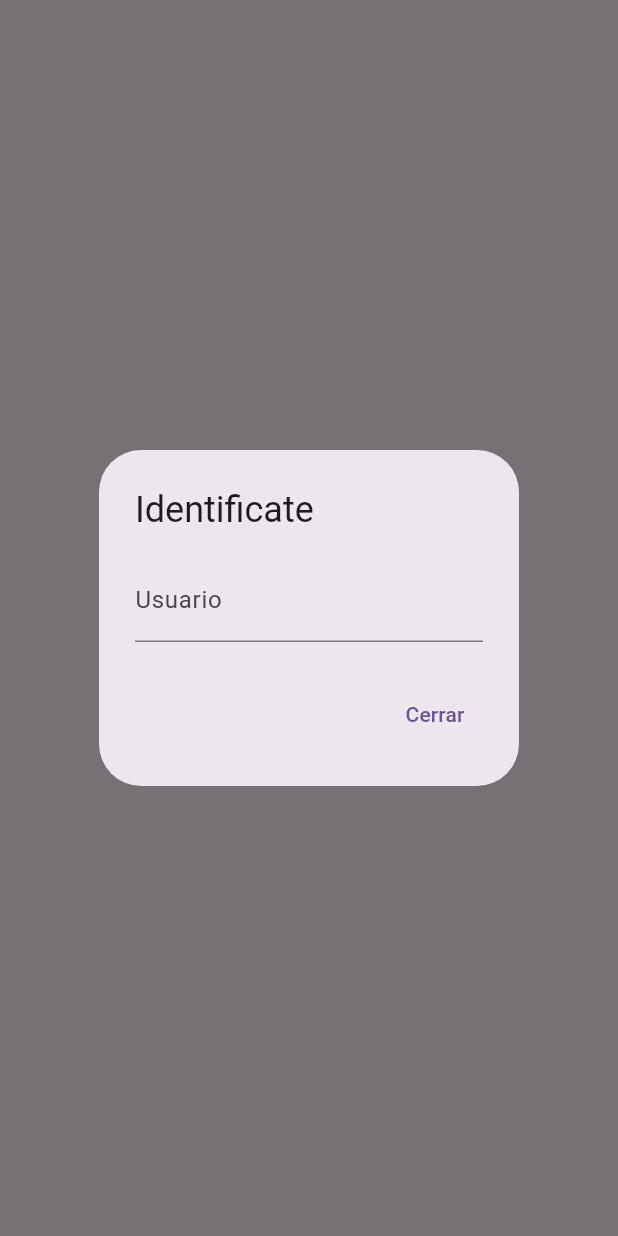
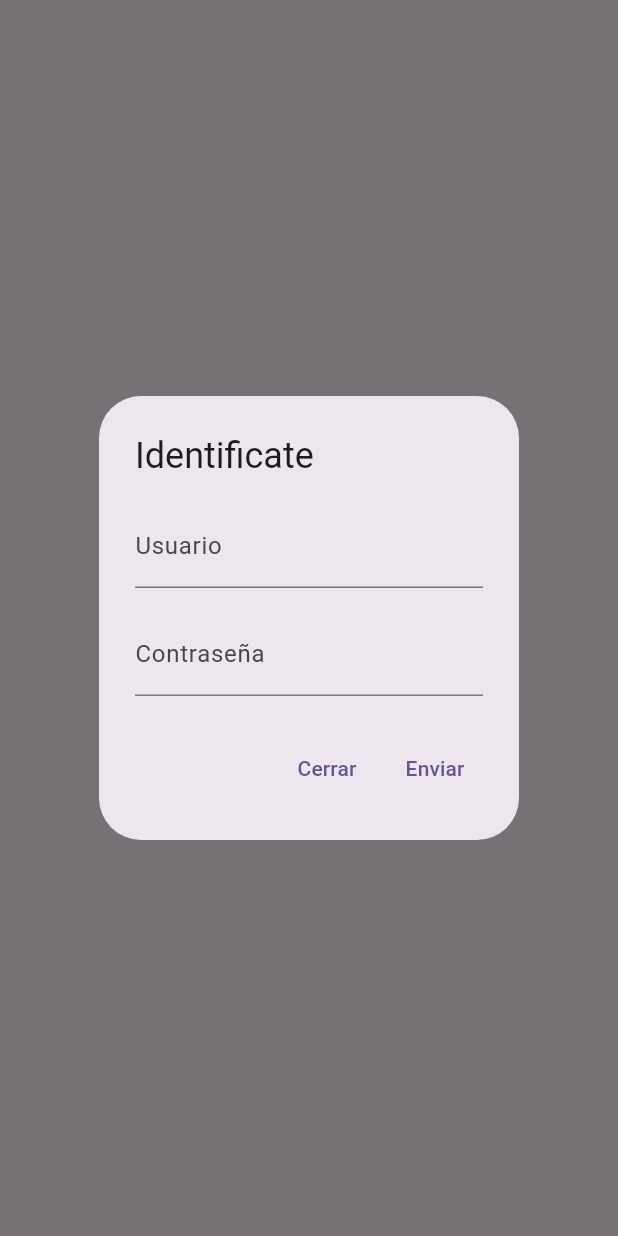
Before and after one commit to Crazy-Display/DESKTOP, a Flutter app: what mostrarDialogo() shows on an empty page, opened directly, on a phone screen of 412 x 824 dp. Run offline on Flutter 3.47's test engine with Material 2 defaults, Android fonts, the phone set to English and light mode, and no system bars.

Commit message:
version probable

```diff
--- a/crazydisplaydesktop/lib/Dialogouser.dart
+++ b/crazydisplaydesktop/lib/Dialogouser.dart
@@ -4,30 +4,62 @@ import 'package:web_socket_channel/io.dart';
 class Dialogouser extends StatelessWidget {
   const Dialogouser({Key? key}) : super(key: key);
 
-  static Future<String> mostrarDialogo(BuildContext context) async {
+  static Future<bool> mostrarDialogo(BuildContext context) async {
+    bool oyente = false;
+    bool cerrar = false;
+
     showDialog<String>(
       context: context,
+      barrierDismissible: false,
       builder: (BuildContext context) => AlertDialog(
         title: const Text('Identificate'),
-        content: TextFormField(
-          decoration: const InputDecoration(
-            border: UnderlineInputBorder(),
-            labelText: 'Usuario',
-          ),
-        ),
+        content: SingleChildScrollView(
+            child: Column(
+          children: [
+            TextFormField(
+              decoration: const InputDecoration(
+                border: UnderlineInputBorder(),
+                labelText: 'Usuario',
+              ),
+            ),
+            SizedBox(height: 16),
+            TextFormField(
+              obscureText: true,
+              decoration: const InputDecoration(
+                border: UnderlineInputBorder(),
+                labelText: 'Contraseña',
+              ),
+            ),
+          ],
+        )),
         actions: <Widget>[
           TextButton(
             onPressed: () {
+              cerrar = true;
               Navigator.of(context).pop(); // Cierra el diálogo
             },
             child: const Text('Cerrar'),
+          ),
+          TextButton(
+            onPressed: () {
+              oyente = true;
+              Navigator.of(context).pop(); // Cierra el diálogo
+            },
+            child: const Text('Enviar'),
           ),
         ],
       ),
     );
 
+    while (oyente == false) {
+      await Future.delayed(Duration(seconds: 2));
+      print("funcionando dialogo");
+      if (cerrar == true) {
+        return false;
+      }
+    }
 
-    return "correcto";
+    return true;
   }
 
   @override
--- a/crazydisplaydesktop/lib/Lista.dart
+++ b/crazydisplaydesktop/lib/Lista.dart
@@ -2,7 +2,7 @@ import 'package:crazydisplaydesktop/mensaje.dart';
 import 'package:flutter/material.dart';
 import 'package:intl/intl.dart';
 import 'package:web_socket_channel/io.dart';
-import 'main.dart';
+import 'Main.dart';
 
 class Lista extends StatefulWidget {
   final List<Mensaje> mensajes;
@@ -56,7 +56,7 @@ class _Lista extends State<Lista> {
                     ],
                     onSelected: (Mensaje item) {
 
-                      enviarmensajealserver(context, channel, item.texto);
+                      channel.sink.add(mensajes[mensajes.length - index - 1].toJson().toString());
 
 
                     },
--- a/crazydisplaydesktop/lib/Mensaje.dart
+++ b/crazydisplaydesktop/lib/Mensaje.dart
@@ -3,13 +3,14 @@ class Mensaje {
   String ip;
   DateTime horaEnvio;
   String texto;
-  String type = "texto";
+  String type;
 
   Mensaje({
     required this.Id,
     required this.ip,
     required this.horaEnvio,
     required this.texto,
+    required this.type,
   });
 
   //metodo que transforma un map a un objeto Mensaje
@@ -19,6 +20,7 @@ class Mensaje {
       ip: json['ip'],
       horaEnvio: DateTime.parse(json['horaEnvio']),
       texto: json['texto'],
+      type: json['type']
     );
   }
 
```
Also changed, not shown: crazydisplaydesktop/data/assets/mensajes.json (added, +37 -0 lines), crazydisplaydesktop/lib/main.dart (+21 -20 lines).
